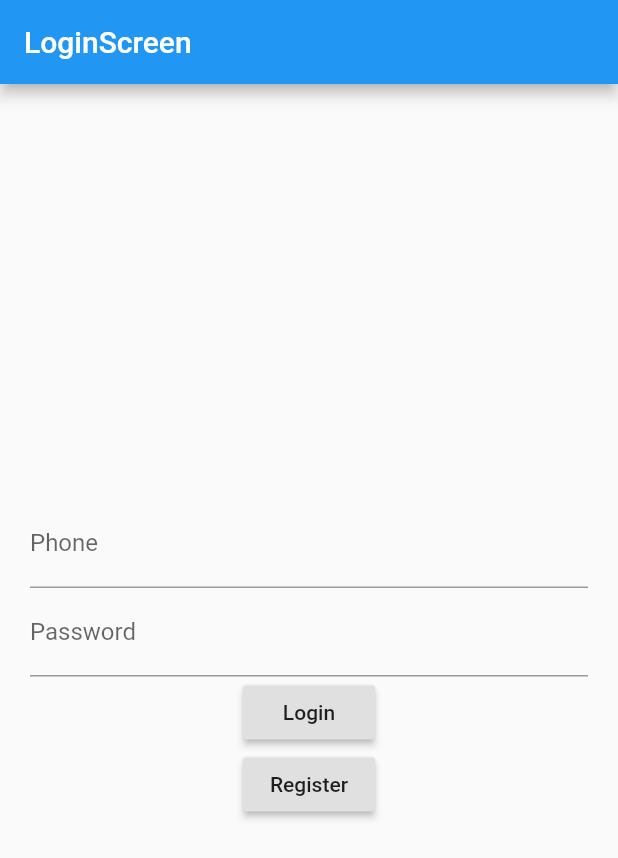
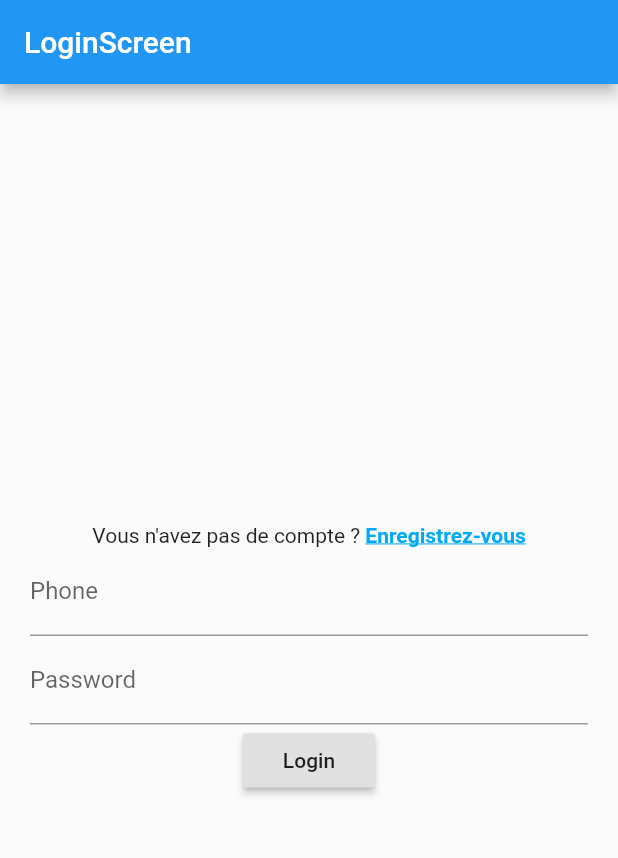
Before and after one commit to LeNiglo/hele_remix, a Flutter app: the screen it shows after launch, after a tap on "Login", on a phone screen of 412 x 824 dp. Shown: the top 858 px of the screen. Run offline on Flutter 3.47's test engine with Material 2 defaults, Android fonts, the phone set to English and light mode, and no system bars; our stand-ins replace shared_preferences, validators; missing offline and left inert: loading_animations.

Commit message:
added register api call, cleaned api calls

```diff
--- a/mobile/lib/helpers/hele_http_service.dart
+++ b/mobile/lib/helpers/hele_http_service.dart
@@ -2,15 +2,54 @@ import 'dart:async';
 import 'dart:convert';
 import 'package:http/http.dart' as http;
 import 'package:oust/responses/login_response.dart';
+import 'package:oust/responses/register_response.dart';
+
+const BASE_URL = "http://localhost:3333/v1";
 
 class HeleHttpService {
-  final String loginURL = "http://localhost:3333/v1/auth/login";
+  // Add routes here
+  final Map<String, Map<String, String>> _routes = {
+    'login': {'method': 'POST', 'url': '/auth/login'},
+    'register': {'method': 'POST', 'url': '/auth/register'},
+  };
 
-  Future<http.Response> _login(String identifier, String identifierValue, String password) async {
-    return await http.post(loginURL, body: {
-      identifier: identifierValue,
-      'password': password
-    });
+  // I did not find how to call http.get for example with 'get' in
+  // the 'method' variable: http[method](...) - not working like in JS
+  // So, this is a workaround.
+  final Map<String, Function> _httpHelper = {
+    'get': http.get,
+    'post': http.post,
+    'patch': http.patch,
+    'delete': http.delete,
+    'head': http.head,
+    'put': http.put,
+  };
+
+  // Factories variable is a map of type:function that returns
+  // an instance of the Type.
+  final Map<Type, Function> _factories = {
+    LoginResponse: (dynamic json) => LoginResponse.fromJson(json),
+    RegisterResponse: (dynamic json) => RegisterResponse.fromJson(json),
+  };
+
+  Future<http.Response> _call(String routeName, {Map<String, String> headers, body}) async {
+    Map<String, String> route = _routes[routeName];
+    if (route == null) {
+      throw Exception("Route '$routeName' is not implemented.");
+    }
+    String method = route['method'].toLowerCase();
+    return await _httpHelper[method](BASE_URL + route['url'], body: body, headers: headers);
+  }
+
+  Future<T> call<T>(String routeName, {Map<String, String> headers, body}) async {
+    var res = await _call(routeName, body: body, headers: headers);
+    dynamic jsonContent = _verifyResponse(res);
+    Function factoryFunc = _factories[T];
+    if (factoryFunc == null) {
+      throw new Exception("Factory for type "+T.toString()+" not found !");
+    }
+    T response = factoryFunc(jsonContent);
+    return response;
   }
 
   dynamic _verifyResponse(http.Response res) {
@@ -28,13 +67,6 @@ class HeleHttpService {
     if (statusCode >= 500) {
       throw FetchDataException('Server error with status code : ${res.statusCode}');
     }
-  }
-
-  Future<LoginResponse> loginWithPhone(String phone, String password) async {
-    http.Response res = await _login('phone', phone, password);
-    dynamic jsonContent = _verifyResponse(res);
-    LoginResponse loginResponse = LoginResponse.fromJson(jsonContent);
-    return loginResponse;
   }
 }
 
--- a/mobile/lib/screens/login_screen.dart
+++ b/mobile/lib/screens/login_screen.dart
@@ -1,7 +1,6 @@
-import 'dart:convert';
 import 'package:flutter/material.dart';
-import 'package:http/http.dart' as http;
 import 'package:oust/helpers/hele_http_service.dart';
+import 'package:oust/responses/login_response.dart';
 import 'package:shared_preferences/shared_preferences.dart';
 
 class LoginScreen extends StatefulWidget {
@@ -23,18 +22,19 @@ class LoginScreenState extends State<StatefulWidget> {
 
   void _loginAsync() async {
     try {
-      var response = await heleHttpService.loginWithPhone(_phone, _password);
+      var response = await heleHttpService.call<LoginResponse>('login', body: {'phone': _phone, 'password': _password});
       print("--- USER id + access token ---");
       print(response.user.id);
       print(response.accessToken.token);
       SharedPreferences prefs = await SharedPreferences.getInstance();
       await prefs.setString('jwt_token', response.accessToken.token);
+      await prefs.setString('jwt_refresh_token', response.accessToken.refreshToken);
       Navigator.pushReplacementNamed(context, '/');
     } catch (e) {
       if (e is HeleApiException) {
         print("--- ERROR DURING LOGIN ---");
       } else {
-        print("--- NETWORK ERROR ---");
+        print("--- NETWORK OR CODE ERROR ---");
       }
       print(e.toString());
     }
@@ -56,6 +56,24 @@ class LoginScreenState extends State<StatefulWidget> {
                 mainAxisAlignment: MainAxisAlignment.center,
                 crossAxisAlignment: CrossAxisAlignment.center,
                 children: <Widget>[
+                  GestureDetector(
+                    onTap: () {
+                      Navigator.pushReplacementNamed(context, '/register');
+                    },
+                    child: Text.rich(
+                      TextSpan(
+                        text: "Vous n'avez pas de compte ? ",
+                        children: <TextSpan>[
+                          TextSpan(text: 'Enregistrez-vous', style: TextStyle(
+                            fontWeight: FontWeight.bold,
+                            color: Colors.lightBlue,
+                            decoration: TextDecoration.underline,
+                            decorationColor: Colors.lightBlue,
+                          )),
+                        ],
+                      ),
+                    )
+                  ),
                   TextFormField(
                     onSaved: (value) => this._phone = value,
                     keyboardType: TextInputType.phone,
@@ -75,12 +93,6 @@ class LoginScreenState extends State<StatefulWidget> {
                       }
                     },
                   ),
-                  RaisedButton(
-                    child: Text('Register'),
-                    onPressed: () {
-                      Navigator.pushNamed(context, '/register');
-                    },
-                  )
                 ],
               )
             )
--- a/mobile/pubspec.yaml
+++ b/mobile/pubspec.yaml
@@ -27,6 +27,9 @@ dependencies:
 
   # Adonis
   adonis_websok: ^1.0.3
+
+  # Form validators https://pub.dev/packages/validators
+  validators: ^2.0.0
 
 dev_dependencies:
   flutter_test:
```
Also changed, not shown: mobile/lib/responses/register_response.dart (added, +19 -0 lines), mobile/lib/screens/home_screen.dart (+10 -1 lines), mobile/lib/screens/register_screen.dart (+74 -20 lines), mobile/pubspec.lock.
